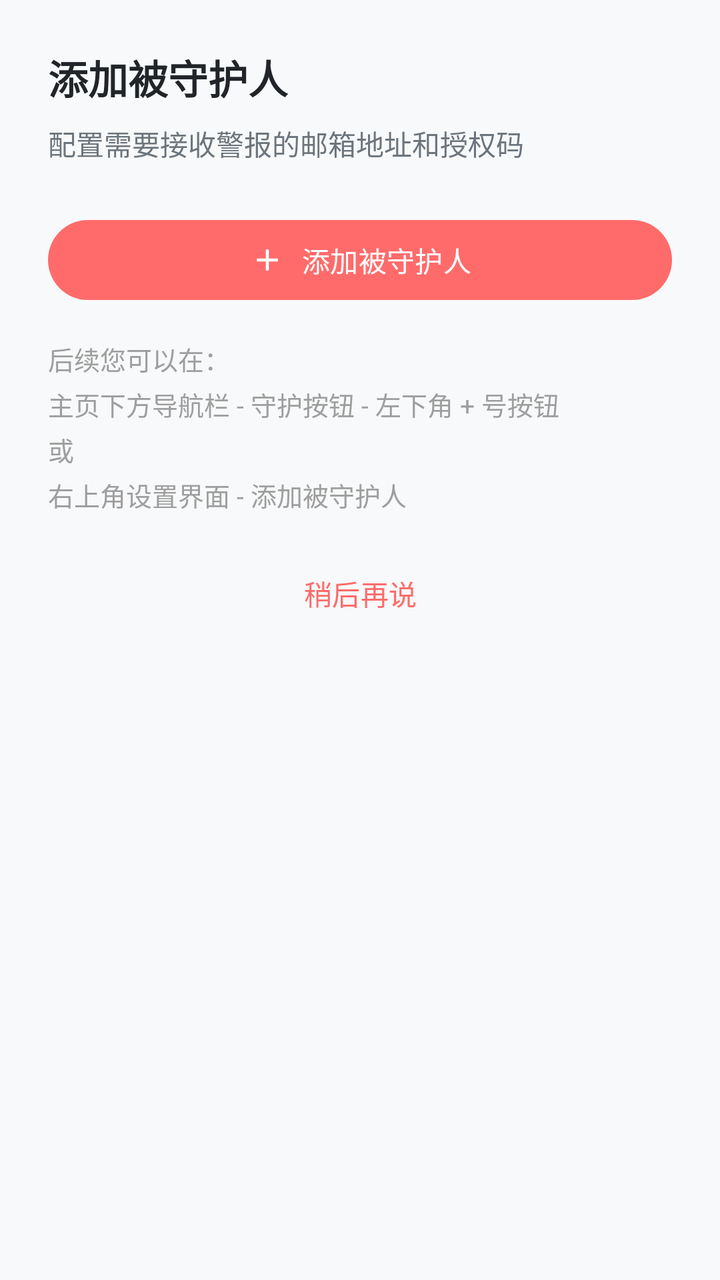
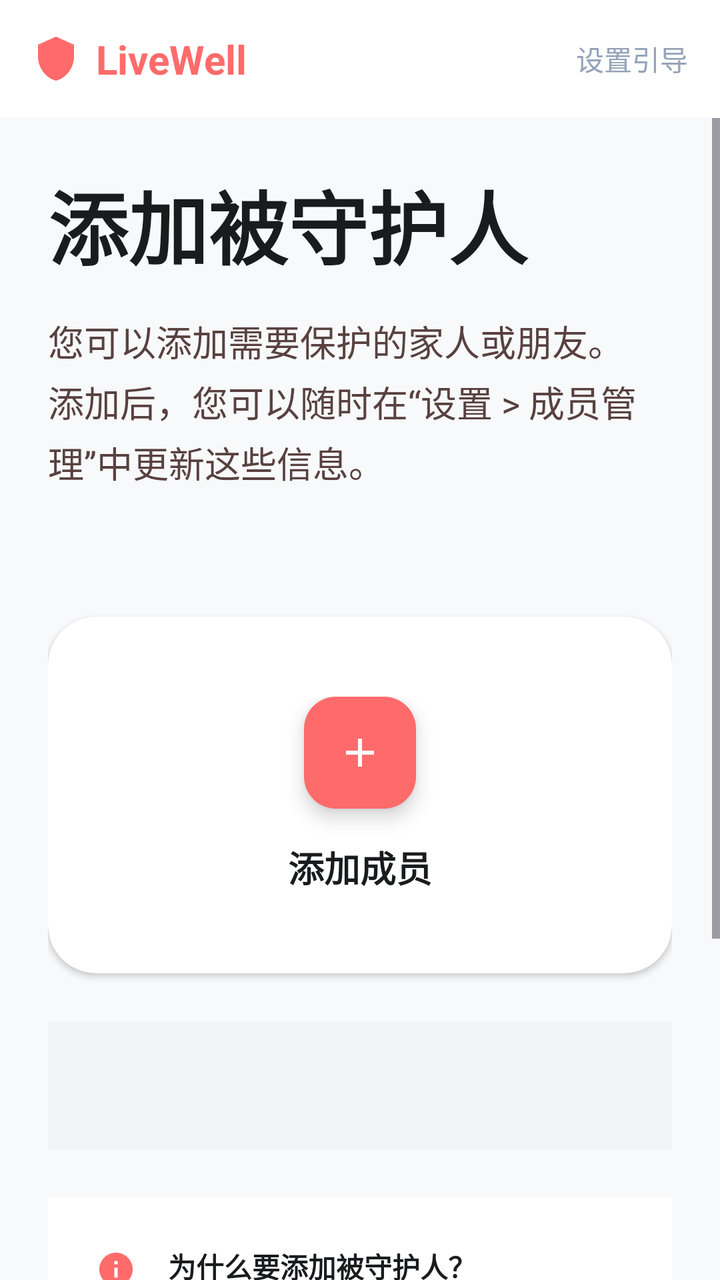

An Android layout rendered at two revisions. The XML below is the earlier revision; the diff shows what the commit changed to produce the second picture.
<!-- AndroidManifest.xml: application theme Theme.LiveWell -->
<!-- res/layout/fragment_guardian_targets.xml -->
<?xml version="1.0" encoding="utf-8"?>
<LinearLayout xmlns:android="http://schemas.android.com/apk/res/android"
    xmlns:app="http://schemas.android.com/apk/res-auto"
    android:layout_width="match_parent"
    android:layout_height="match_parent"
    android:orientation="vertical"
    android:padding="24dp">

    <TextView
        android:layout_width="wrap_content"
        android:layout_height="wrap_content"
        android:text="添加被守护人"
        android:textSize="20sp"
        android:textStyle="bold"
        android:textColor="@color/text_primary"/>

    <TextView
        android:layout_width="wrap_content"
        android:layout_height="wrap_content"
        android:layout_marginTop="8dp"
        android:text="配置需要接收警报的邮箱地址和授权码"
        android:textSize="14sp"
        android:textColor="@color/text_secondary"/>

    
    <com.google.android.material.button.MaterialButton
        android:id="@+id/btnAddTarget"
        android:layout_width="match_parent"
        android:layout_height="wrap_content"
        android:layout_marginTop="24dp"
        android:text="添加被守护人"
        android:textAllCaps="false"
        app:icon="@drawable/ic_add"
        app:iconGravity="textStart"/>

    
    <TextView
        android:id="@+id/tvHint"
        android:layout_width="match_parent"
        android:layout_height="wrap_content"
        android:layout_marginTop="16dp"
        android:text="后续您可以在：\n主页下方导航栏 - 守护按钮 - 左下角 + 号按钮\n或\n右上角设置界面 - 添加被守护人"
        android:textSize="13sp"
        android:textColor="@color/text_hint"
        android:lineSpacingExtra="4dp"/>

    
    <TextView
        android:id="@+id/tvListTitle"
        android:layout_width="match_parent"
        android:layout_height="wrap_content"
        android:layout_marginTop="24dp"
        android:text="已添加的被守护人"
        android:textSize="16sp"
        android:textStyle="bold"
        android:textColor="@color/text_primary"
        android:visibility="gone"/>

    
    <androidx.recyclerview.widget.RecyclerView
        android:id="@+id/recyclerViewTargets"
        android:layout_width="match_parent"
        android:layout_height="0dp"
        android:layout_weight="1"
        android:layout_marginTop="12dp"
        android:clipToPadding="false"
        android:overScrollMode="ifContentScrolls"
        android:visibility="gone"/>

    
    <com.google.android.material.button.MaterialButton
        android:id="@+id/btnSkip"
        style="@style/Widget.Material3.Button.TextButton"
        android:layout_width="match_parent"
        android:layout_height="wrap_content"
        android:layout_marginTop="16dp"
        android:text="稍后再说"
        android:textAllCaps="false"/>

</LinearLayout>
<!-- resources referenced by this layout -->
<resources>
  <color name="text_hint">#9E9E9E</color>
  <color name="text_primary">#212529</color>
  <color name="text_secondary">#6C757D</color>
  <!-- drawable ic_add (drawable) -->
  <vector xmlns:android="http://schemas.android.com/apk/res/android"
      android:width="24dp"
      android:height="24dp"
      android:viewportWidth="24"
      android:viewportHeight="24">
      <path
          android:fillColor="#FFFFFF"
          android:pathData="M19,13h-6v6h-2v-6H5v-2h6V5h2v6h6v2z"/>
  </vector>
  <style name="Theme.LiveWell" parent="Theme.Material3.DayNight.NoActionBar">
          <item name="colorPrimary">@color/primary</item>
          <item name="colorPrimaryVariant">@color/primary_dark</item>
          <item name="colorOnPrimary">@color/white</item>
          <item name="colorSecondary">@color/primary_light</item>
          <item name="colorSecondaryVariant">@color/primary</item>
          <item name="colorOnSecondary">@color/primary_dark</item>
          <item name="android:windowBackground">@color/background</item>
          <item name="android:statusBarColor">@color/primary</item>
      </style>
  <color name="primary">#FF6B6B</color>
  <color name="primary_dark">#FF5252</color>
  <color name="white">#FFFFFF</color>
  <color name="primary_light">#FFE5E5</color>
  <color name="background">#F8F9FA</color>
</resources>

<!-- the commit's change to res/layout/fragment_guardian_targets.xml (unified diff, before → after) -->
@@ -4,77 +4,234 @@
     android:layout_width="match_parent"
     android:layout_height="match_parent"
     android:orientation="vertical"
-    android:padding="24dp">
-
-    <TextView
-        android:layout_width="wrap_content"
-        android:layout_height="wrap_content"
-        android:text="添加被守护人"
-        android:textSize="20sp"
-        android:textStyle="bold"
-        android:textColor="@color/text_primary"/>
-
-    <TextView
-        android:layout_width="wrap_content"
-        android:layout_height="wrap_content"
-        android:layout_marginTop="8dp"
-        android:text="配置需要接收警报的邮箱地址和授权码"
-        android:textSize="14sp"
-        android:textColor="@color/text_secondary"/>
+    android:background="#F8F9FA">
 
     
-    <com.google.android.material.button.MaterialButton
-        android:id="@+id/btnAddTarget"
+    <RelativeLayout
         android:layout_width="match_parent"
         android:layout_height="wrap_content"
-        android:layout_marginTop="24dp"
-        android:text="添加被守护人"
-        android:textAllCaps="false"
-        app:icon="@drawable/ic_add"
-        app:iconGravity="textStart"/>
-
-    
-    <TextView
-        android:id="@+id/tvHint"
-        android:layout_width="match_parent"
-        android:layout_height="wrap_content"
-        android:layout_marginTop="16dp"
-        android:text="后续您可以在：\n主页下方导航栏 - 守护按钮 - 左下角 + 号按钮\n或\n右上角设置界面 - 添加被守护人"
-        android:textSize="13sp"
-        android:textColor="@color/text_hint"
-        android:lineSpacingExtra="4dp"/>
-
-    
-    <TextView
-        android:id="@+id/tvListTitle"
-        android:layout_width="match_parent"
-        android:layout_height="wrap_content"
-        android:layout_marginTop="24dp"
-        android:text="已添加的被守护人"
-        android:textSize="16sp"
-        android:textStyle="bold"
-        android:textColor="@color/text_primary"
-        android:visibility="gone"/>
-
-    
-    <androidx.recyclerview.widget.RecyclerView
-        android:id="@+id/recyclerViewTargets"
+        android:padding="16dp"
+        android:background="#FFFFFF">
+
+        <LinearLayout
+            android:layout_width="wrap_content"
+            android:layout_height="wrap_content"
+            android:orientation="horizontal"
+            android:gravity="center_vertical">
+            
+            <ImageView
+                android:layout_width="24dp"
+                android:layout_height="24dp"
+                android:src="@drawable/ic_shield_logo"
+                android:tint="#ff6b6b"/>
+
+            <TextView
+                android:layout_width="wrap_content"
+                android:layout_height="wrap_content"
+                android:text="LiveWell"
+                android:textStyle="bold"
+                android:textSize="20sp"
+                android:textColor="#ff6b6b"
+                android:layout_marginStart="8dp"/>
+        </LinearLayout>
+
+        <TextView
+            android:layout_width="wrap_content"
+            android:layout_height="wrap_content"
+            android:layout_alignParentEnd="true"
+            android:layout_centerVertical="true"
+            android:text="设置引导"
+            android:textColor="#94A3B8"
+            android:textSize="14sp"/>
+    </RelativeLayout>
+
+    <ScrollView
         android:layout_width="match_parent"
         android:layout_height="0dp"
-        android:layout_weight="1"
-        android:layout_marginTop="12dp"
-        android:clipToPadding="false"
-        android:overScrollMode="ifContentScrolls"
-        android:visibility="gone"/>
-
-    
-    <com.google.android.material.button.MaterialButton
-        android:id="@+id/btnSkip"
-        style="@style/Widget.Material3.Button.TextButton"
-        android:layout_width="match_parent"
-        android:layout_height="wrap_content"
-        android:layout_marginTop="16dp"
-        android:text="稍后再说"
-        android:textAllCaps="false"/>
+        android:layout_weight="1">
+
+        <LinearLayout
+            android:layout_width="match_parent"
+            android:layout_height="wrap_content"
+            android:orientation="vertical"
+            android:padding="24dp">
+
+            
+            <LinearLayout
+                android:layout_width="match_parent"
+                android:layout_height="wrap_content"
+                android:orientation="vertical"
+                android:layout_marginBottom="32dp">
+
+                <TextView
+                    android:layout_width="match_parent"
+                    android:layout_height="wrap_content"
+                    android:text="添加被守护人"
+                    android:textColor="#191C1D"
+                    android:textSize="40sp"
+                    android:textStyle="bold" />
+
+                <TextView
+                    android:layout_width="match_parent"
+                    android:layout_height="wrap_content"
+                    android:layout_marginTop="16dp"
+                    android:lineSpacingExtra="4dp"
+                    android:text="您可以添加需要保护的家人或朋友。添加后，您可以随时在“设置 > 成员管理”中更新这些信息。"
+                    android:textColor="#584140"
+                    android:textSize="18sp" />
+            </LinearLayout>
+
+            
+            <com.google.android.material.card.MaterialCardView
+                android:layout_width="match_parent"
+                android:layout_height="wrap_content"
+                android:layout_marginTop="32dp"
+                app:cardBackgroundColor="@android:color/white"
+                app:cardCornerRadius="24dp"
+                app:cardElevation="2dp"
+                app:strokeWidth="0dp">
+
+                <LinearLayout
+                    android:id="@+id/btnAddTarget"
+                    android:layout_width="match_parent"
+                    android:layout_height="wrap_content"
+                    android:gravity="center"
+                    android:orientation="vertical"
+                    android:padding="40dp"
+                    android:clickable="true"
+                    android:focusable="true"
+                    android:foreground="?attr/selectableItemBackground">
+
+                    <com.google.android.material.floatingactionbutton.FloatingActionButton
+                        android:layout_width="wrap_content"
+                        android:layout_height="wrap_content"
+                        android:layout_marginBottom="16dp"
+                        android:src="@drawable/ic_add"
+                        app:backgroundTint="#ff6b6b"
+                        app:fabSize="normal"
+                        app:tint="@android:color/white" />
+
+                    <TextView
+                        android:layout_width="wrap_content"
+                        android:layout_height="wrap_content"
+                        android:text="添加成员"
+                        android:textColor="#191C1D"
+                        android:textSize="18sp"
+                        android:textStyle="bold" />
+                </LinearLayout>
+            </com.google.android.material.card.MaterialCardView>
+
+            
+            <LinearLayout
+                android:layout_width="match_parent"
+                android:layout_height="wrap_content"
+                android:layout_marginTop="24dp"
+                android:background="#F3F4F5"
+                android:orientation="vertical"
+                android:padding="24dp">
+
+                <RelativeLayout
+                    android:layout_width="match_parent"
+                    android:layout_height="wrap_content"
+                    android:layout_marginBottom="16dp">
+
+                    <TextView
+                        android:id="@+id/tvListTitle"
+                        android:layout_width="wrap_content"
+                        android:layout_height="wrap_content"
+                        android:text="已添加的成员"
+                        android:textAllCaps="true"
+                        android:textColor="#584140"
+                        android:textSize="12sp"
+                        android:textStyle="bold"
+                        android:visibility="gone" />
+
+                    <TextView
+                        android:id="@+id/tvMemberCount"
+                        android:layout_width="wrap_content"
+                        android:layout_height="wrap_content"
+                        android:layout_alignParentEnd="true"
+                        android:background="@drawable/bg_badge"
+                        android:paddingHorizontal="8dp"
+                        android:paddingVertical="4dp"
+                        android:text="0 个人"
+                        android:textColor="#584140"
+                        android:textSize="10sp"
+                        android:textStyle="bold"
+                        android:visibility="gone" />
+                </RelativeLayout>
+
+                
+                <LinearLayout
+                    android:id="@+id/llMembersList"
+                    android:layout_width="match_parent"
+                    android:layout_height="wrap_content"
+                    android:orientation="vertical"
+                    android:visibility="gone">
+                    
+                    <androidx.recyclerview.widget.RecyclerView
+                        android:id="@+id/recyclerViewTargets"
+                        android:layout_width="match_parent"
+                        android:layout_height="wrap_content"
+                        android:nestedScrollingEnabled="false"
+                        android:clipToPadding="false"
+                        android:overScrollMode="never" />
+                </LinearLayout>
+            </LinearLayout>
+
+            
+            <LinearLayout
+                android:layout_width="match_parent"
+                android:layout_height="wrap_content"
+                android:layout_marginTop="24dp"
+                android:background="@android:color/white"
+                android:orientation="horizontal"
+                android:padding="24dp">
+
+                <ImageView
+                    android:layout_width="20dp"
+                    android:layout_height="20dp"
+                    android:layout_marginTop="2dp"
+                    android:src="@drawable/ic_info"
+                    app:tint="#ff6b6b" />
+
+                <LinearLayout
+                    android:layout_width="match_parent"
+                    android:layout_height="wrap_content"
+                    android:layout_marginStart="16dp"
+                    android:orientation="vertical">
+
+                    <TextView
+                        android:layout_width="wrap_content"
+                        android:layout_height="wrap_content"
+                        android:text="为什么要添加被守护人？"
+                        android:textColor="#191C1D"
+                        android:textSize="14sp"
+                        android:textStyle="bold" />
+
+                    <TextView
+                        android:layout_width="wrap_content"
+                        android:layout_height="wrap_content"
+                        android:layout_marginTop="4dp"
+                        android:lineSpacingExtra="2dp"
+                        android:text="当系统检测到您的异常状态（如长时间未移动或紧急求助）时，安守将第一时间通知这些联系人，并分享您的实时位置，为您提供全天候的守护网络。"
+                        android:textColor="#584140"
+                        android:textSize="12sp" />
+                </LinearLayout>
+            </LinearLayout>
+
+            
+            <TextView
+                android:id="@+id/tvHint"
+                android:layout_width="match_parent"
+                android:layout_height="wrap_content"
+                android:layout_marginTop="24dp"
+                android:text="后续您可以在：\n主页下方导航栏 - 守护按钮 - 左下角 + 号按钮\n或\n右上角设置界面 - 添加被守护人"
+                android:textSize="13sp"
+                android:textColor="#584140"
+                android:lineSpacingExtra="4dp" />
+
+        </LinearLayout>
+    </ScrollView>
 
 </LinearLayout>
<!-- resource entries referenced after the edit -->
@@ -1,8 +1,12 @@
 <!-- resources referenced by this layout -->
 <resources>
-  <color name="text_hint">#9E9E9E</color>
-  <color name="text_primary">#212529</color>
-  <color name="text_secondary">#6C757D</color>
+  <!-- drawable bg_badge (drawable) -->
+  <?xml version="1.0" encoding="utf-8"?>
+  <shape xmlns:android="http://schemas.android.com/apk/res/android"
+      android:shape="rectangle">
+      <solid android:color="#F3F4F5" />
+      <corners android:radius="12dp" />
+  </shape>
   <!-- drawable ic_add (drawable) -->
   <vector xmlns:android="http://schemas.android.com/apk/res/android"
       android:width="24dp"
@@ -10,8 +14,28 @@
       android:viewportWidth="24"
       android:viewportHeight="24">
       <path
-          android:fillColor="#FFFFFF"
+          android:fillColor="#FF000000"
           android:pathData="M19,13h-6v6h-2v-6H5v-2h6V5h2v6h6v2z"/>
+  </vector>
+  <!-- drawable ic_info (drawable) -->
+  <vector xmlns:android="http://schemas.android.com/apk/res/android"
+      android:width="24dp"
+      android:height="24dp"
+      android:viewportWidth="24"
+      android:viewportHeight="24">
+      <path
+          android:fillColor="#FF000000"
+          android:pathData="M12,2C6.48,2 2,6.48 2,12s4.48,10 10,10 10,-4.48 10,-10S17.52,2 12,2zM13,17h-2v-6h2v6zM13,9h-2L11,7h2v2z"/>
+  </vector>
+  <!-- drawable ic_shield_logo (drawable) -->
+  <vector xmlns:android="http://schemas.android.com/apk/res/android"
+      android:width="24dp"
+      android:height="24dp"
+      android:viewportWidth="24"
+      android:viewportHeight="24">
+      <path
+          android:fillColor="#FF000000"
+          android:pathData="M12,1L3,5v6c0,5.55 3.84,10.74 9,12 5.16,-1.26 9,-6.45 9,-12V5l-9,-4z"/>
   </vector>
   <style name="Theme.LiveWell" parent="Theme.Material3.DayNight.NoActionBar">
           <item name="colorPrimary">@color/primary</item>
@@ -27,6 +51,6 @@
   <color name="primary_dark">#FF5252</color>
   <color name="white">#FFFFFF</color>
   <color name="primary_light">#FFE5E5</color>
-  <color name="background">#F8F9FA</color>
+  <color name="background">#F4F5F6</color>
 </resources>
 
